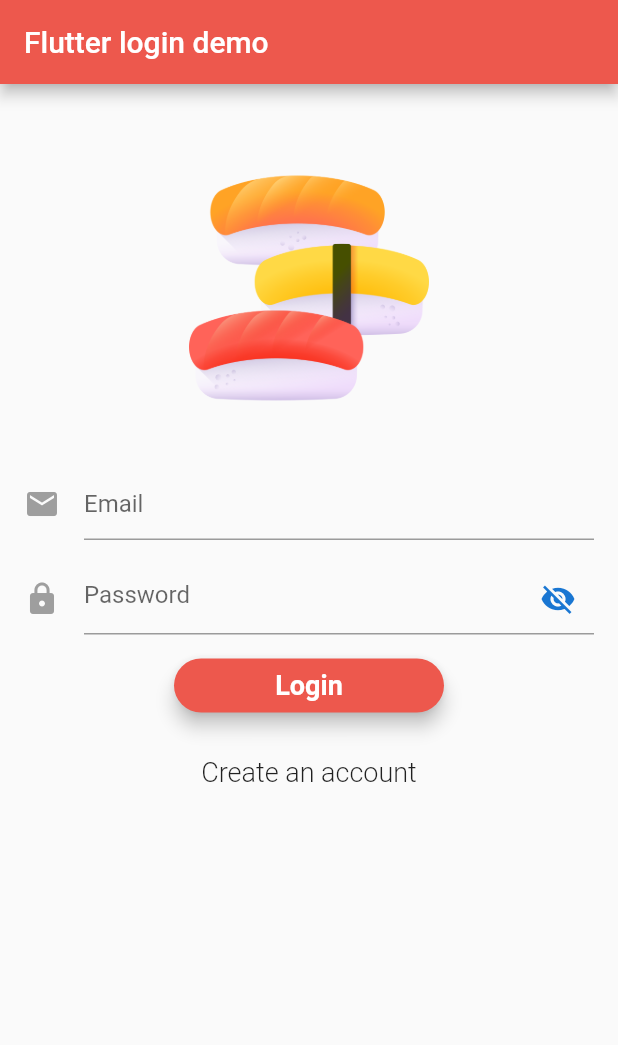
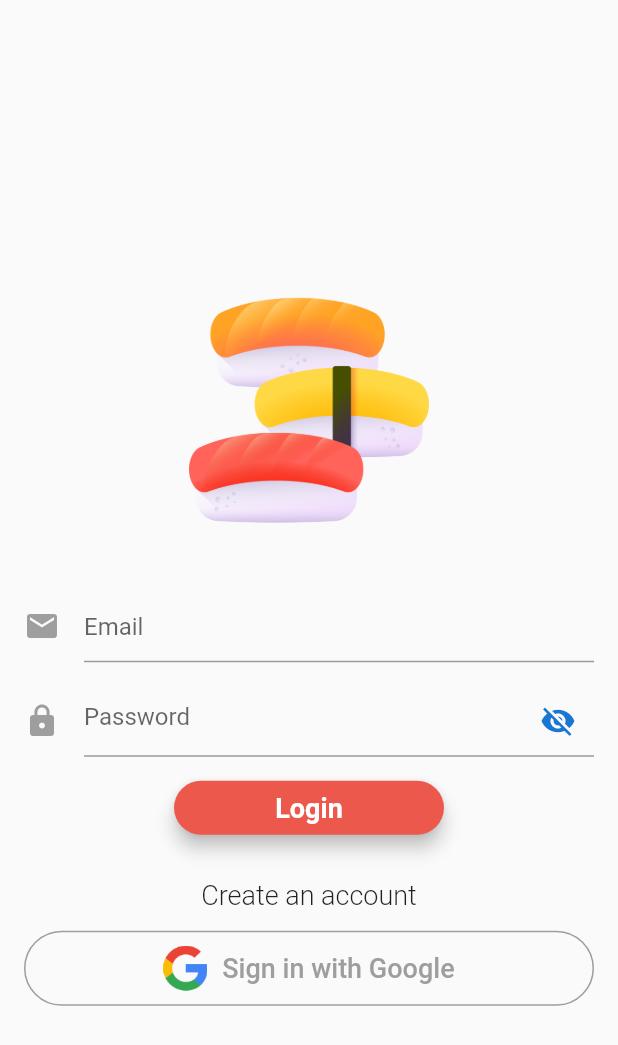
Before and after one commit to thu142857/food, a Flutter app: the screen it shows after launch, on a phone screen of 412 x 824 dp. Shown: the top 1045 px of the screen. Run offline on Flutter 3.47's test engine with Material 2 defaults, Android fonts, the phone set to English and light mode, and no system bars; our stand-ins replace equatable, firebase_auth, flutter_redux, google_sign_in, redux, redux_thunk and 1 more; missing offline and left inert: lipsum; accounts and stored records are empty.

```diff
--- a/lib/modules/auth/auth.dart
+++ b/lib/modules/auth/auth.dart
@@ -23,7 +23,7 @@ Future<FirebaseUser> getCurrentUser() async {
   return user;
 }
 
-Future<void> signOut() async {
+Future<void> signOutFireBase() async {
   return _firebaseAuth.signOut();
 }
 
--- a/lib/modules/auth/logic/auth.action.dart
+++ b/lib/modules/auth/logic/auth.action.dart
@@ -40,4 +40,7 @@ class SetIsRightPassword {
   SetIsRightPassword(this.isRightPassword);
 }
 
-class Logout { }
+class Logout {
+  // SetEmail(null);
+  // SetPassword(null)
+}
--- a/lib/modules/auth/ui/login_signup_ui.dart
+++ b/lib/modules/auth/ui/login_signup_ui.dart
@@ -1,3 +1,4 @@
+import 'package:equatable/equatable.dart';
 import 'package:flutter/material.dart';
 import 'package:flutter_redux/flutter_redux.dart';
 import 'package:food/dashboard.dart';
@@ -7,6 +8,22 @@ import 'package:food/modules/auth/logic/helpers.dart';
 import 'package:food/modules/auth/logic/login.reducer.dart';
 import 'package:food/redux/IStore.dart';
 import 'package:food/redux/store.dart';
+
+import 'package:google_sign_in/google_sign_in.dart';
+
+
+class ViewModel extends Equatable {
+  final String email;
+  final String password;
+
+  ViewModel({
+    @required this.email,
+    @required this.password,
+  });
+
+  @override
+  List<Object> get props => [email, password];
+}
 class LoginSignupPage extends StatefulWidget {
   //  LoginSignupPage({this.auth});
 
@@ -14,11 +31,12 @@ class LoginSignupPage extends StatefulWidget {
   // final VoidCallback loginCallback;
 
   @override
-  State<StatefulWidget> createState() => new _LoginSignupPageState();
+  LoginSignupPageState createState() => new LoginSignupPageState();
 
 }
 
-class _LoginSignupPageState extends State<LoginSignupPage>{
+class LoginSignupPageState extends State<LoginSignupPage>{
+
   bool _isLoading ;
   bool _isLoginForm;
 
@@ -47,19 +65,26 @@ class _LoginSignupPageState extends State<LoginSignupPage>{
 
   @override
   Widget build(BuildContext context) {
-    return new Scaffold(
-        appBar: new AppBar(
-          title: new Text('Flutter login demo'),
-        ),
+    return Scaffold(
+        body: Center(
+          child: StoreConnector<AppState,ViewModel>(
+            onInit: (store){
+              store.dispatch(initialAuthData());
+            },
+            distinct: true,
+            converter: (store) {
+              return ViewModel(
 
-        body: Container(
-          child: StoreConnector<AppState,AppState>(
-            distinct: true,
-            converter: (store) => store.state,
-            builder: (context,state){
-              final username = store.state.auth.username;
-              if (username != null) {
-               // Navigator.pop((context) => Dashboard());
+                email: store.state.auth.username,
+                password: store.state.auth.password,
+              );
+            },
+            builder: (context,viewModel){
+
+              if (viewModel.email != null && viewModel.email != "") {
+               return Container(
+                  child: Dashboard(),
+                );
               }
 
               return showForm();
@@ -244,7 +269,6 @@ class _LoginSignupPageState extends State<LoginSignupPage>{
         child: CircleAvatar(
           backgroundColor: Colors.transparent,
           radius: 80.0,
-
           child: Image.asset('assets/food.png'),
         ),
       ),
@@ -268,6 +292,35 @@ class _LoginSignupPageState extends State<LoginSignupPage>{
       );
     }
   }
+  Widget showSignInWithGoogleButton() {
+    return OutlineButton(
+      splashColor: Colors.grey,
+      onPressed: () {},
+      shape: RoundedRectangleBorder(borderRadius: BorderRadius.circular(40)),
+      highlightElevation: 0,
+      borderSide: BorderSide(color: Colors.grey),
+      child: Padding(
+        padding: const EdgeInsets.fromLTRB(0, 10, 0, 10),
+        child: Row(
+          mainAxisSize: MainAxisSize.min,
+          mainAxisAlignment: MainAxisAlignment.center,
+          children: <Widget>[
+            Image(image: AssetImage('assets/google_logo.png'), height: 30.0),
+            Padding(
+              padding: const EdgeInsets.only(left: 10),
+              child: Text(
+                'Sign in with Google',
+                style: TextStyle(
+                  fontSize: 18,
+                  color: Colors.grey,
+                ),
+              ),
+            )
+          ],
+        ),
+      ),
+    );
+  }
   Widget showForm() {
   return new Container(
       padding: EdgeInsets.all(16.0),
@@ -281,6 +334,7 @@ class _LoginSignupPageState extends State<LoginSignupPage>{
             showPasswordInput(),
             showPrimaryButton(),
             showSecondaryButton(),
+            showSignInWithGoogleButton(),
             showErrorMessage(),
           ],
         ),
--- /dev/null
+++ b/lib/modules/settings/logic/settings.model.dart
@@ -0,0 +1,41 @@
+import 'package:equatable/equatable.dart';
+class SettingState extends Equatable{
+  final double sliderFontSize;
+  final bool bold;
+  final bool italic;
+
+  double get viewFontSize => sliderFontSize * 30;
+
+  SettingState({
+    this.sliderFontSize,
+    this.bold,
+    this.italic,
+  });
+
+  factory SettingState.initial(){
+    return SettingState(
+      sliderFontSize: 0.5,
+      bold: false,
+      italic: false,
+    );
+  }
+  SettingState copyWith({
+    double sliderFontSize,
+    bool bold,
+    bool italic,
+  }){
+    return SettingState(
+      sliderFontSize: sliderFontSize ?? this.sliderFontSize,
+      bold: bold ?? this.bold,
+      italic: italic ?? this.italic,
+    );
+  }
+
+
+  @override
+  List<Object> get props => [
+    sliderFontSize,
+    bold,
+    italic,
+  ];
+}
--- a/lib/redux/IStore.dart
+++ b/lib/redux/IStore.dart
@@ -1,33 +1,34 @@
 
 import 'package:equatable/equatable.dart';
 import 'package:food/modules/auth/logic/auth.model.dart';
+import 'package:food/modules/settings/logic/settings.model.dart';
 
 class AppState extends Equatable {
-  // final SettingState settings;
+   final SettingState settings;
   final AuthState auth;
 
   AppState({
-    // this.settings,
+    this.settings,
     this.auth
   });
 
   factory AppState.initial() {
     return AppState(
-      // settings: SettingState.initial(),
+      settings: SettingState.initial(),
       auth: AuthState.initial()
     );
   }
 
   AppState copyWith() {
     return AppState(
-      // settings: settings ?? this.settings,
+      settings: settings ?? this.settings,
       auth: auth ?? this.auth,
     );
   }
 
   @override
   List<Object> get props => [
-    // settings,
+    settings,
     auth
   ];
 }
--- a/lib/redux/reducers.dart
+++ b/lib/redux/reducers.dart
@@ -1,8 +1,10 @@
 import 'package:food/modules/auth/logic/login.reducer.dart';
+import 'package:food/modules/settings/logic/settings.reducer.dart';
 import './IStore.dart';
 
 AppState appStateReducer(AppState state, action){
   return AppState(
-    auth: authReducer(state.auth, action)
+    auth: authReducer(state.auth, action),
+    settings: settingsReducer(state.settings, action)
   );
 }
--- a/lib/routers/routes.dart
+++ b/lib/routers/routes.dart
@@ -1,6 +1,7 @@
 import 'package:flutter/material.dart';
 import 'package:food/dashboard.dart';
 import 'package:food/modules/auth/ui/login_signup_ui.dart';
+import 'package:food/settings.dart';
 
 typedef void RouteCallback(BuildContext context);
 
@@ -22,6 +23,8 @@ Route onGenerateRoute(RouteSettings settings){
       return MaterialPageRoute(builder: (context) => LoginSignupPage());
     case 'dashboard':
       return MaterialPageRoute(builder: (context) => Dashboard());
+    case 'settings':
+      return MaterialPageRoute(builder: (context) => Settings());
     default:
       return MaterialPageRoute(
         builder: (context) => Container(),
--- a/pubspec.yaml
+++ b/pubspec.yaml
@@ -36,6 +36,8 @@ dependencies:
   redux: ^4.0.0
   flutter_redux: ^0.6.0
   redux_thunk: ^0.3.0
+  lipsum: ^1.0.1
+  google_sign_in: ^4.5.1
 
 
 dev_dependencies:
@@ -54,6 +56,7 @@ flutter:
   uses-material-design: true
   assets:
     - assets/food.png
+    - assets/google_logo.png
 
   # fonts:
   #   - family:  Quicksand
```
Also changed, not shown: lib/dashboard.dart (+23 -3 lines), lib/drawer_menu.dart (added, +70 -0 lines), lib/helpers/persistentState.dart (+22 -14 lines), lib/modules/auth/logic/helpers.dart (+13 -1 lines), lib/modules/auth/logic/login.reducer.dart (+27 -7 lines), lib/modules/settings/logic/settings.action.dart (added, +14 -0 lines), lib/modules/settings/logic/settings.reducer.dart (added, +27 -0 lines), lib/settings.dart (added, +131 -0 lines), assets/google_logo.png (added), assets/images/google_logo.png (added), lib/modules/settings/logic/helpers.dart (added), pubspec.lock.
